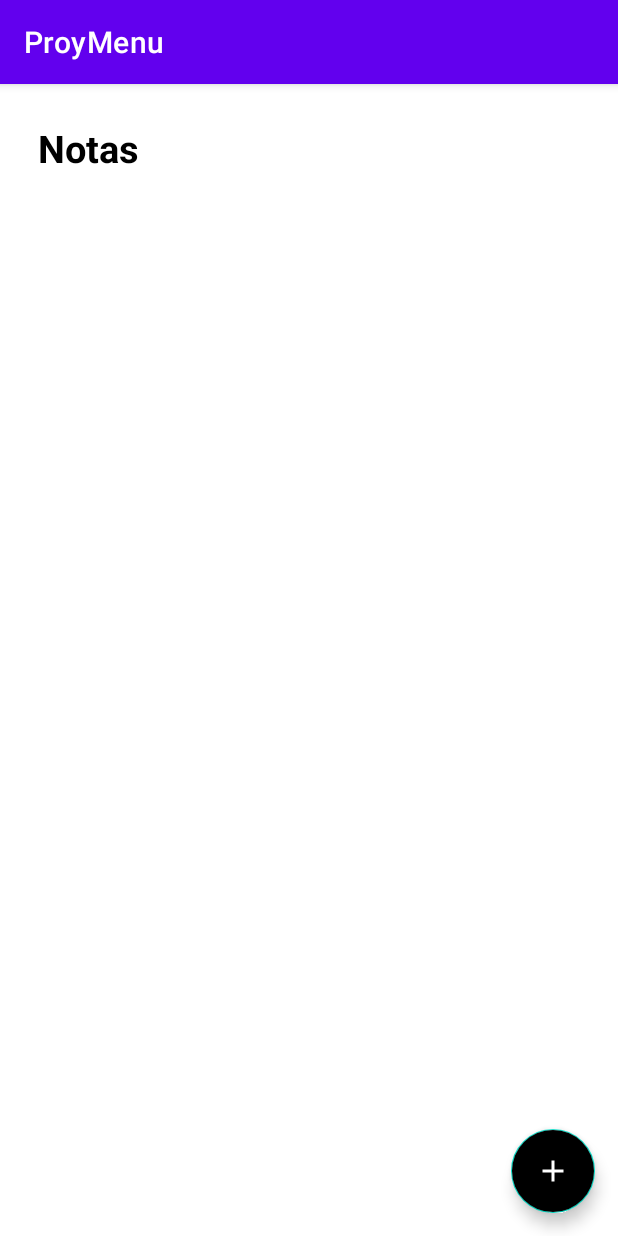
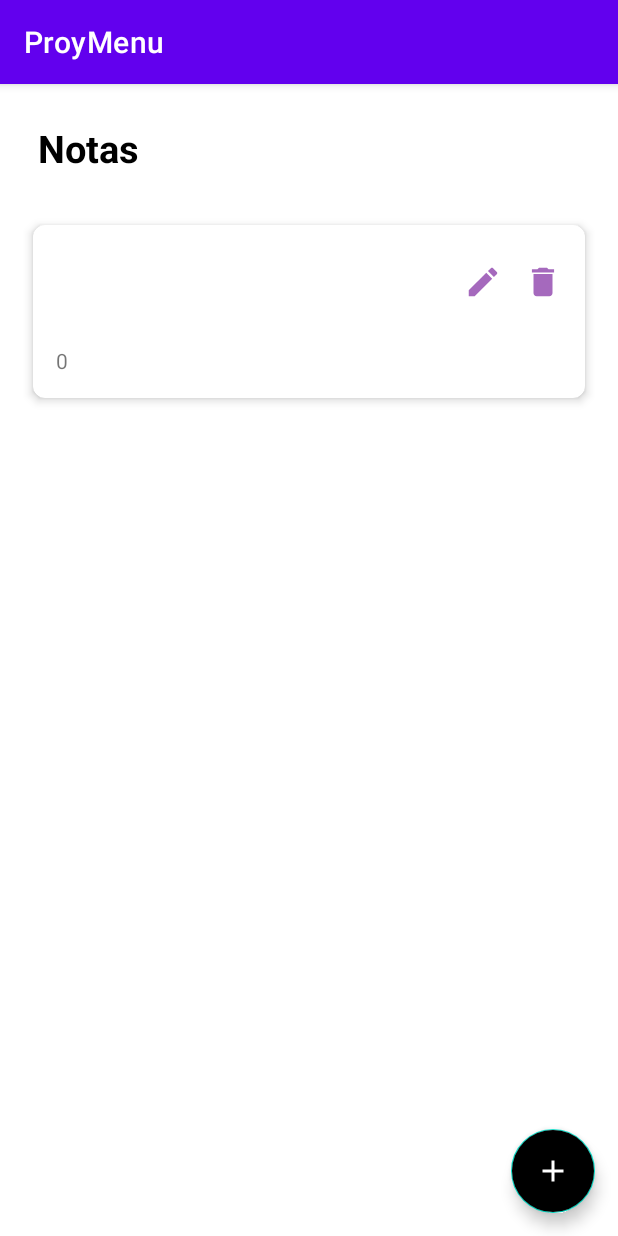
Before and after one commit to CristhianJ12/DesApp1, an Android app: the LibreriaActivity screen opened directly, with no data from a screen before it, on a phone screen of 412 x 824 dp. Run offline under Robolectric (Android 15) with nearby library versions, the phone set to English and light mode, and no system bars.

Commit message:
Funcion de lectura de la bd en la libreria culminada

```diff
--- a/app/build.gradle.kts
+++ b/app/build.gradle.kts
@@ -33,6 +33,9 @@ android {
     kotlinOptions {
         jvmTarget = "1.8"
     }
+    buildFeatures{
+        viewBinding = true
+    }
 }
 
 dependencies {
--- a/app/src/main/AndroidManifest.xml
+++ b/app/src/main/AndroidManifest.xml
@@ -12,6 +12,9 @@
         android:supportsRtl="true"
         android:theme="@style/Theme.ProyMenu"
         tools:targetApi="31">
+        <activity
+            android:name=".AgregarNotaActivity"
+            android:exported="false" />
         <activity
             android:name=".LibreriaActivity"
             android:exported="false" />
--- a/app/src/main/java/com/example/proymenu/LibreriaActivity.kt
+++ b/app/src/main/java/com/example/proymenu/LibreriaActivity.kt
@@ -1,22 +1,49 @@
 package com.example.proymenu
 
-import android.annotation.SuppressLint
 import android.os.Bundle
+import android.content.Intent
 import androidx.activity.enableEdgeToEdge
 import androidx.appcompat.app.AppCompatActivity
 import androidx.core.view.ViewCompat
 import androidx.core.view.WindowInsetsCompat
+import androidx.recyclerview.widget.LinearLayoutManager
+import com.example.proymenu.databinding.ActivityLibreriaBinding
+
 
 class LibreriaActivity : AppCompatActivity() {
-    @SuppressLint("MissingInflatedId")
+
+    private lateinit var binding: ActivityLibreriaBinding
+    private lateinit var db: LibrosDbHelper
+    private lateinit var librosAdapter: LibrosAdapter
+
     override fun onCreate(savedInstanceState: Bundle?) {
         super.onCreate(savedInstanceState)
+
+        binding = ActivityLibreriaBinding.inflate(layoutInflater)
+        setContentView(binding.root)
+
+        db = LibrosDbHelper(this)
+        librosAdapter = LibrosAdapter(db.getAllLibros(),this)
+
+        binding.librosRv.layoutManager = LinearLayoutManager(this)
+        binding.librosRv.adapter = librosAdapter
+
+        binding.FABAgregarNota.setOnClickListener{
+            val intent = Intent(this, AgregarNotaActivity::class.java)
+            startActivity(intent)
+        }
+
         enableEdgeToEdge()
-        setContentView(R.layout.activity_libreria)
+
         ViewCompat.setOnApplyWindowInsetsListener(findViewById(R.id.main)) { v, insets ->
             val systemBars = insets.getInsets(WindowInsetsCompat.Type.systemBars())
             v.setPadding(systemBars.left, systemBars.top, systemBars.right, systemBars.bottom)
             insets
         }
     }
+
+    override fun onResume() {
+        super.onResume()
+        librosAdapter.refreshData(db.getAllLibros())
+    }
 }
--- /dev/null
+++ b/app/src/main/java/com/example/proymenu/Libros.kt
@@ -0,0 +1,3 @@
+package com.example.proymenu
+
+data class Libros(val id:Int, val title:String, val autor:String, val pages: Int?)
--- /dev/null
+++ b/app/src/main/java/com/example/proymenu/LibrosAdapter.kt
@@ -0,0 +1,37 @@
+package com.example.proymenu
+
+import android.content.Context
+import android.view.LayoutInflater
+import android.view.View
+import android.view.ViewGroup
+import android.widget.TextView
+import androidx.recyclerview.widget.RecyclerView
+
+
+class LibrosAdapter(private var libros: List<Libros>, context: Context): RecyclerView.Adapter<LibrosAdapter.LibroViewHolder>(){
+
+    class LibroViewHolder(itemView: View) : RecyclerView.ViewHolder(itemView){
+        val titleTextView: TextView = itemView.findViewById(R.id.item_titulo)
+        val autorTextView: TextView = itemView.findViewById(R.id.item_autor)
+        val pagesTextView: TextView = itemView.findViewById(R.id.item_pages)
+    }
+
+    override fun onCreateViewHolder(parent: ViewGroup, viewType: Int): LibroViewHolder {
+        val view = LayoutInflater.from(parent.context).inflate(R.layout.itemlibro,parent,false)
+        return LibroViewHolder(view)
+    }
+
+    override fun getItemCount(): Int = libros.size
+
+    override fun onBindViewHolder(holder: LibroViewHolder, position: Int) {
+        val libro = libros[position]
+        holder.titleTextView.text = libro.title
+        holder.autorTextView.text = libro.autor
+        holder.pagesTextView.text = libro.pages?.toString() ?: "" //!!le dice a kotlin que esa variable no sera null pero como en este caso si lo es lo haremos eso
+    }
+
+    fun refreshData(newLibros: List<Libros>){
+        libros = newLibros
+        notifyDataSetChanged()
+    }
+}
--- /dev/null
+++ b/app/src/main/java/com/example/proymenu/LibrosDbHelper.kt
@@ -0,0 +1,63 @@
+package com.example.proymenu
+
+import android.content.Context
+import android.database.sqlite.SQLiteDatabase
+import android.database.sqlite.SQLiteOpenHelper
+import androidx.core.content.contentValuesOf
+
+//Revisar este codigo con chatgpt
+
+class LibrosDbHelper(context: Context) : SQLiteOpenHelper(context, DATABASE_NAME,null, DATABASE_VERSION){
+
+    companion object{
+        private const val DATABASE_NAME = "librosapp.db"
+        private const val DATABASE_VERSION = 1
+        private const val TABLE_NAME = "libros"
+        private const val COLUMN_ID = "id"
+        private const val COLUMN_TITLE = "title"
+        private const val COLUMN_AUTOR = "autor"
+        private const val COLUMN_PAGES = "pages"
+    }
+
+    override fun onCreate(db: SQLiteDatabase?) {
+        val createTableQuery = "CREATE TABLE $TABLE_NAME ($COLUMN_ID INTEGER PRIMARY KEY, $COLUMN_TITLE TEXT, $COLUMN_AUTOR TEXT ,$COLUMN_PAGES INTEGER)"
+        db?.execSQL(createTableQuery)
+    }
+
+    override fun onUpgrade(db: SQLiteDatabase?, oldVersion: Int, newVersion: Int) {
+        val dropTableQuery = "DROP TABLE IF EXISTS $TABLE_NAME"
+        db?.execSQL(dropTableQuery)
+        onCreate(db)
+    }
+
+    fun insertLibro(libro: Libros){
+        val db = writableDatabase
+        val values = contentValuesOf().apply {
+            put(COLUMN_TITLE, libro.title)
+            put(COLUMN_AUTOR, libro.autor)
+            put(COLUMN_PAGES, libro.pages)
+        }
+        db.insert(TABLE_NAME, null, values)
+        db.close()
+    }
+
+    fun getAllLibros(): List<Libros> {
+        val librosList = mutableListOf<Libros>()
+        val db = readableDatabase
+        val query = "SELECT * FROM $TABLE_NAME"
+        val cursor = db.rawQuery(query,null)
+
+        while (cursor.moveToNext()){
+            val id = cursor.getInt(cursor.getColumnIndexOrThrow(COLUMN_ID))
+            val title = cursor.getString(cursor.getColumnIndexOrThrow(COLUMN_TITLE))
+            val autor = cursor.getString(cursor.getColumnIndexOrThrow(COLUMN_AUTOR))
+            val pages = cursor.getInt(cursor.getColumnIndexOrThrow(COLUMN_PAGES))
+
+            val libro = Libros(id,title, autor, pages)
+            librosList.add(libro)
+        }
+        cursor.close()
+        db.close()
+        return librosList
+    }
+}
--- a/app/src/main/res/layout/activity_libreria.xml
+++ b/app/src/main/res/layout/activity_libreria.xml
@@ -3,10 +3,10 @@
     xmlns:android="http://schemas.android.com/apk/res/android"
     xmlns:app="http://schemas.android.com/apk/res-auto"
     xmlns:tools="http://schemas.android.com/tools"
+    android:layout_width="match_parent"
     android:id="@+id/main"
-    android:layout_width="match_parent"
-    android:layout_height="match_parent">
-    <!--tools:context=".MainActivity"-->
+    android:layout_height="match_parent"
+    tools:context=".LibreriaActivity">
 
     <TextView
         android:id="@+id/txtNotas"
@@ -22,7 +22,7 @@
         android:layout_height="wrap_content"/>
 
     <androidx.recyclerview.widget.RecyclerView
-        android:id="@+id/notasRv"
+        android:id="@+id/librosRv"
         android:layout_below="@id/txtNotas"
         android:padding="15dp"
         tools:listitem="@layout/itemlibro"
@@ -37,10 +37,10 @@
         android:layout_marginEnd="15dp"
         android:layout_marginStart="15dp"
         android:layout_marginTop="15dp"
+        android:contentDescription="@string/agregar"
         android:src="@drawable/ic_agregar_nota"
         android:backgroundTint="@color/black"
         app:tint="@color/white"
         android:layout_width="wrap_content"
         android:layout_height="wrap_content"/>
-
 </RelativeLayout>
--- a/app/src/main/res/layout/itemlibro.xml
+++ b/app/src/main/res/layout/itemlibro.xml
@@ -45,12 +45,18 @@
                 android:layout_width="25dp"
                 android:layout_height="25dp"/>
 
-
         </RelativeLayout>
 
         <TextView
-            android:id="@+id/item_descripcion"
-            android:text="@string/item_descripcion"
+            android:id="@+id/item_autor"
+            android:text="Autor"
+            android:maxLines="3"
+            android:layout_marginTop="5dp"
+            android:layout_width="wrap_content"
+            android:layout_height="wrap_content"/>
+        <TextView
+            android:id="@+id/item_pages"
+            android:text="Numero de paginas"
             android:maxLines="3"
             android:layout_marginTop="5dp"
             android:layout_width="wrap_content"
--- a/app/src/main/res/values/strings.xml
+++ b/app/src/main/res/values/strings.xml
@@ -7,7 +7,7 @@
     <string name="txtNotas">Notas</string>
     <string name="item_titulo">Título del libro</string>
     <string name="item_descripcion">Descripción</string>
-
+    <string name="agregar">Boton agregar</string>
     <string name="txtActualizarNota">Actualizar nota</string>
 
 </resources>
```
Also changed, not shown: app/src/main/java/com/example/proymenu/AgregarNotaActivity.kt (+26 -24 lines), app/src/main/res/layout/activity_agregar_nota.xml (+24 -12 lines).
